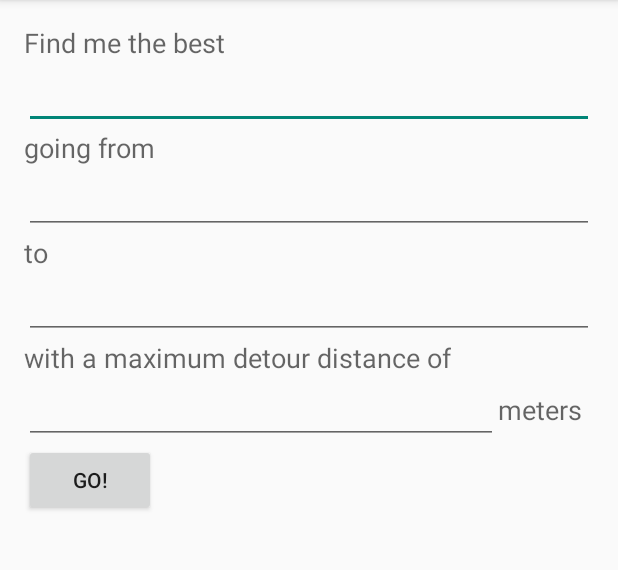
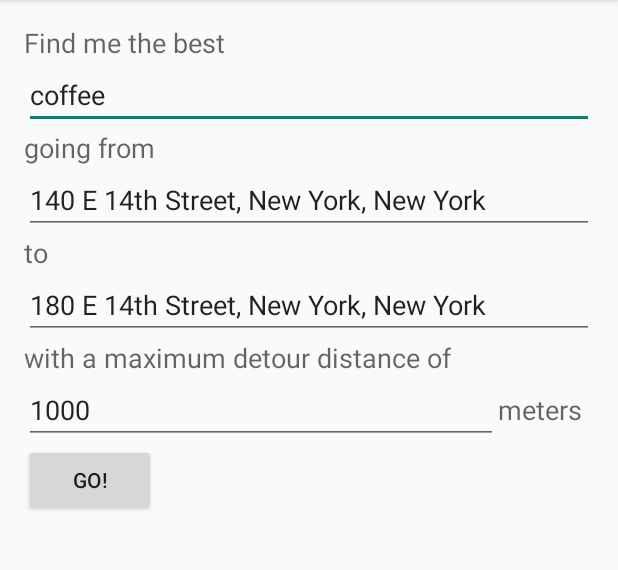
Before and after one commit to mathur/OnTheWay, an Android app: the screen it shows after launch (MainActivity), after a tap on "GO!", on a phone screen of 412 x 824 dp, the part 84-654 px from its top. Run offline under Robolectric (Android 15) with nearby library versions, the phone set to English and light mode, and no system bars; libraries missing offline, so code that uses them is left out: retrofit.client; 3 statements that could not run were skipped.

```diff
--- a/app/src/main/AndroidManifest.xml
+++ b/app/src/main/AndroidManifest.xml
@@ -8,7 +8,8 @@
         android:allowBackup="true"
         android:icon="@mipmap/ic_launcher"
         android:label="@string/app_name"
-        android:theme="@style/AppTheme" >
+        android:theme="@style/AppTheme"
+        android:largeHeap="true" >
         <activity
             android:name=".MainActivity"
             android:label="@string/app_name" >
--- a/app/src/main/java/com/rmathur/food/MainActivityFragment.java
+++ b/app/src/main/java/com/rmathur/food/MainActivityFragment.java
@@ -23,13 +23,13 @@ import com.rmathur.food.models.Venue;
 import java.text.SimpleDateFormat;
 import java.util.ArrayList;
 import java.util.Date;
+import java.util.HashMap;
 import java.util.List;
 
 import retrofit.Callback;
 import retrofit.RestAdapter;
 import retrofit.RetrofitError;
 import retrofit.client.Response;
-import retrofit.mime.TypedByteArray;
 
 public class MainActivityFragment extends Fragment {
 
@@ -39,6 +39,7 @@ public class MainActivityFragment extends Fragment {
     public static final String BASE_GOOGLE_URL = "https://maps.googleapis.com";
     public static final String BASE_FOURSQUARE_URL = "https://api.foursquare.com";
     public final long DEGREES_TO_METERS = 111319;
+    public HashMap<String, Venue> venueHashMap = new HashMap<String, Venue>();
 
     public MainActivityFragment() {
     }
@@ -63,13 +64,19 @@ public class MainActivityFragment extends Fragment {
                 final String to = edtTo.getText().toString();
                 final double distance = Double.parseDouble(edtDistance.getText().toString());
 
+                venueHashMap = new HashMap<String, Venue>();
+
                 RestAdapter restAdapter = new RestAdapter.Builder().setEndpoint(BASE_GOOGLE_URL).build();
                 GoogleDirectionsAPI apiService = restAdapter.create(GoogleDirectionsAPI.class);
                 apiService.getDirections(getString(R.string.googleApiKey), from, to, new Callback<Route>(){
                     @Override
                     public void success(Route route, Response response) {
                         for (Location loc : calculatePoints(route, distance)) {
-                            getPlaceList(loc, query);
+                            getPlaceList(loc, query, distance);
+                        }
+
+                        for (String address : venueHashMap.keySet()) {
+                            Log.e("Venue", venueHashMap.get(address).getName());
                         }
                     }
 
@@ -116,10 +123,6 @@ public class MainActivityFragment extends Fragment {
                     }
 
                     locationList.add(endLoc);
-
-//                    for (Location loc : locationList) {
-//                        Log.e("Point", "Latitude: " + loc.getLatitude() + ", Longitude: " + loc.getLongitude());
-//                    }
                 }
             }
         }
@@ -127,18 +130,20 @@ public class MainActivityFragment extends Fragment {
         return locationList;
     }
 
-    public void getPlaceList(Location loc, String query) {
+    public void getPlaceList(Location loc, String query, double distance) {
         Date date = new Date();
         String formattedDate = new SimpleDateFormat("yyyyMMdd").format(date);
         String ll = String.valueOf(loc.getLatitude()) + "," + String.valueOf(loc.getLongitude());
 
         RestAdapter restAdapter = new RestAdapter.Builder().setEndpoint(BASE_FOURSQUARE_URL).build();
         FoursquareAPI apiService = restAdapter.create(FoursquareAPI.class);
-        apiService.getVenues(getString(R.string.clientId), getString(R.string.clientSecret), formattedDate, ll, query, new Callback<Foursquare>(){
+        apiService.getVenues(getString(R.string.clientId), getString(R.string.clientSecret), formattedDate, ll, query, distance, new Callback<Foursquare>(){
             @Override
             public void success(Foursquare foursquare, Response response) {
                 for (Venue venue : foursquare.getResponse().getVenues()) {
-                    Log.e("Location", venue.getName());
+                    if (venue.getLocation().getAddress() != null) {
+                        venueHashMap.put(venue.getLocation().getAddress(), venue);
+                    }
                 }
             }
 
--- a/app/src/main/java/com/rmathur/food/api/FoursquareAPI.java
+++ b/app/src/main/java/com/rmathur/food/api/FoursquareAPI.java
@@ -18,6 +18,7 @@ public interface FoursquareAPI {
             @Query("v") String v,
             @Query("ll") String ll,
             @Query("query") String query,
+            @Query("radius") double radius,
             Callback<Foursquare> Foursquare
     );
 }
--- a/app/src/main/res/layout/fragment_main.xml
+++ b/app/src/main/res/layout/fragment_main.xml
@@ -23,7 +23,8 @@
         <EditText
             android:layout_width="match_parent"
             android:layout_height="wrap_content"
-            android:id="@+id/edtQuery" />
+            android:id="@+id/edtQuery"
+            android:text="coffee" />
 
         <TextView
             android:layout_width="wrap_content"
@@ -37,7 +38,8 @@
             android:layout_height="wrap_content"
             android:inputType="textPostalAddress"
             android:ems="10"
-            android:id="@+id/edtFromLoc" />
+            android:id="@+id/edtFromLoc"
+            android:text="140 E 14th Street, New York, New York" />
 
         <TextView
             android:layout_width="wrap_content"
@@ -51,7 +53,8 @@
             android:layout_height="wrap_content"
             android:inputType="textPostalAddress"
             android:ems="10"
-            android:id="@+id/edtToLoc" />
+            android:id="@+id/edtToLoc"
+            android:text="180 E 14th Street, New York, New York" />
 
         <TextView
             android:layout_width="wrap_content"
@@ -75,7 +78,8 @@
                     android:inputType="numberDecimal"
                     android:ems="10"
                     android:id="@+id/edtDetourDist"
-                    android:layout_weight="0.93" />
+                    android:layout_weight="0.93"
+                    android:text="1000" />
 
             <TextView
                 android:layout_width="wrap_content"
```
